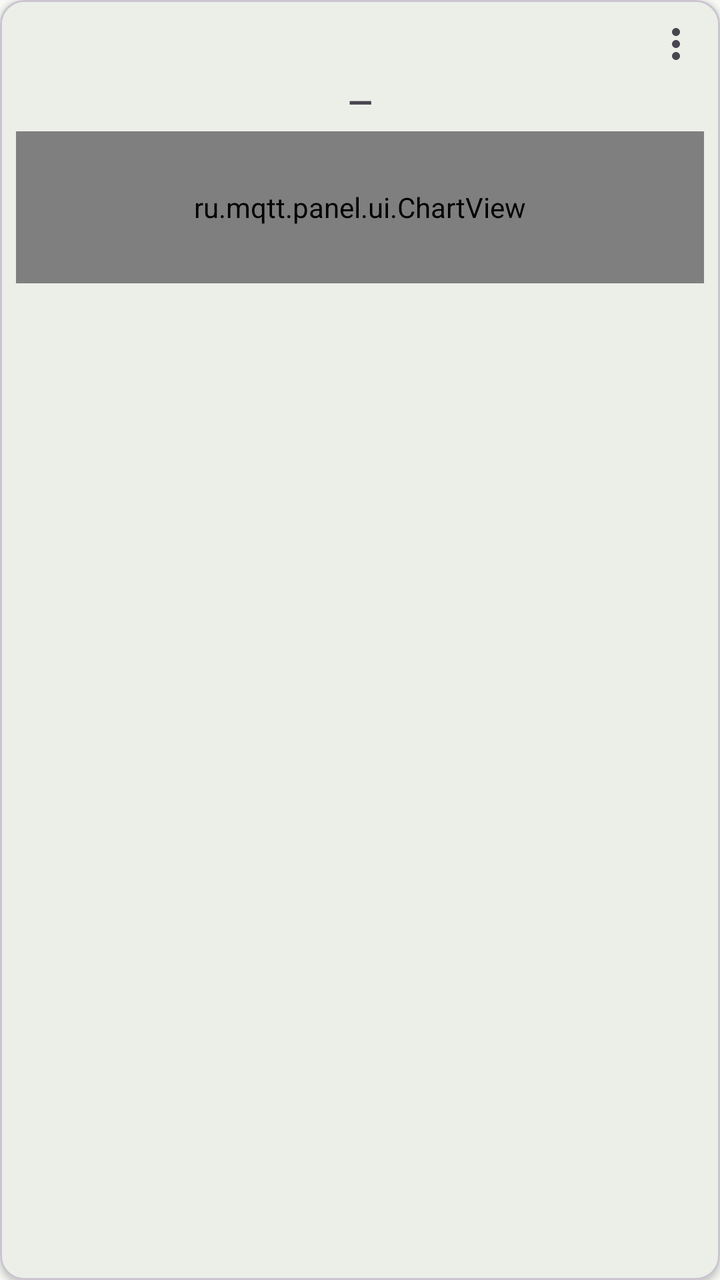
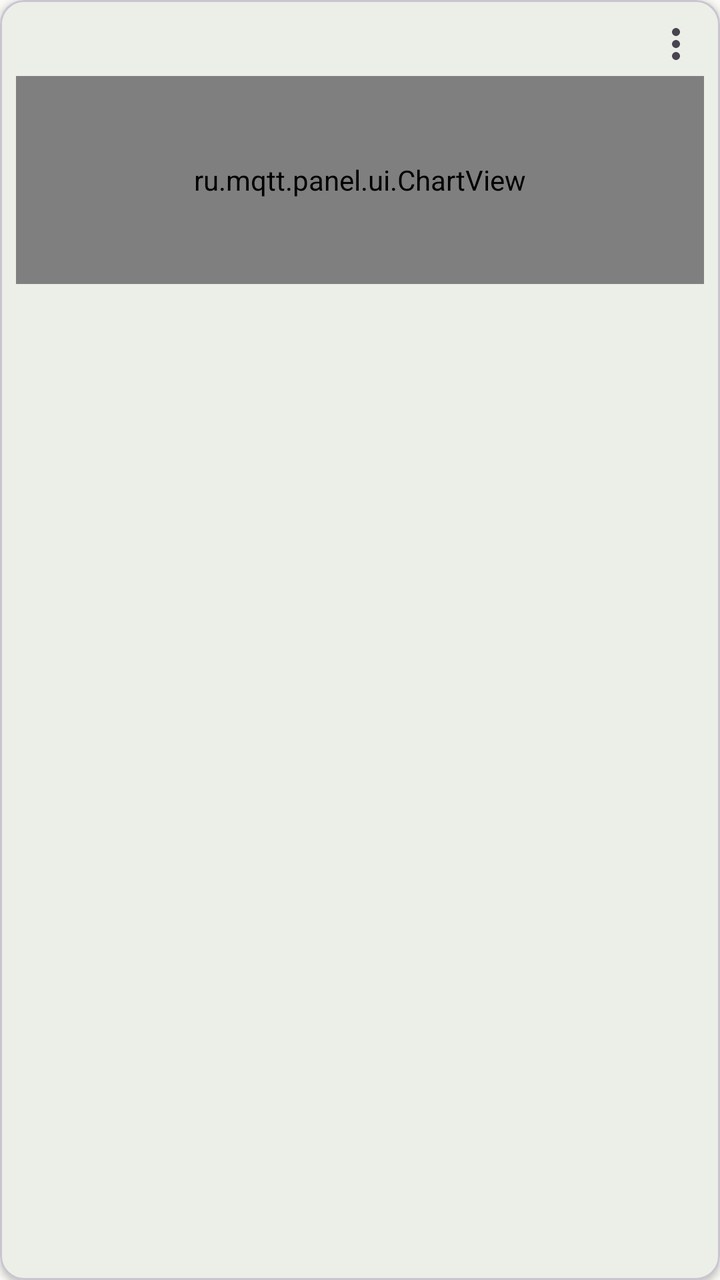

The first picture is an Android layout as it rendered before a commit; the second is the same layout after the commit. The layout source and the unified diff follow.
<!-- AndroidManifest.xml: application theme Theme.MQTTPanel -->
<!-- res/layout/item_widget_multichart.xml -->
<?xml version="1.0" encoding="utf-8"?>
<com.google.android.material.card.MaterialCardView xmlns:android="http://schemas.android.com/apk/res/android"
    xmlns:app="http://schemas.android.com/apk/res-auto"
    android:layout_width="match_parent"
    android:layout_height="wrap_content"
    android:layout_margin="4dp"
    app:cardCornerRadius="12dp"
    app:cardElevation="2dp">

    <LinearLayout
        android:layout_width="match_parent"
        android:layout_height="wrap_content"
        android:orientation="vertical"
        android:padding="8dp">

        <FrameLayout
            android:layout_width="match_parent"
            android:layout_height="wrap_content">

            <ImageView
                android:id="@+id/drag_handle"
                android:layout_width="24dp"
                android:layout_height="24dp"
                android:layout_gravity="start|center_vertical"
                android:layout_marginStart="-2dp"
                android:padding="2dp"
                android:src="@drawable/ic_drag_handle"
                android:visibility="gone"
                android:contentDescription="@string/drag_handle" />

            <TextView
                android:id="@+id/tv_name"
                android:layout_width="match_parent"
                android:layout_height="wrap_content"
                android:textSize="11sp"
                android:textColor="?android:attr/textColorSecondary"
                android:maxLines="2"
                android:ellipsize="end" />

            <ImageButton
                android:id="@+id/btn_menu"
                android:layout_width="28dp"
                android:layout_height="28dp"
                android:layout_gravity="end|top"
                android:padding="3dp"
                android:background="?attr/selectableItemBackgroundBorderless"
                android:contentDescription="@string/widget_menu"
                android:src="@drawable/ic_more" />

        </FrameLayout>

        <TextView
            android:id="@+id/tv_value"
            android:layout_width="match_parent"
            android:layout_height="wrap_content"
            android:layout_marginTop="4dp"
            android:gravity="center"
            android:textSize="16sp"
            android:textStyle="bold"
            android:text="—"
            app:autoSizeTextType="uniform"
            app:autoSizeMinTextSize="10sp"
            app:autoSizeMaxTextSize="16sp"/>

        <ru.mqtt.panel.ui.ChartView
            android:id="@+id/chart_view"
            android:layout_width="match_parent"
            android:layout_height="76dp"
            android:layout_marginTop="4dp" />

        
        <LinearLayout
            android:id="@+id/chart_legend"
            android:layout_width="match_parent"
            android:layout_height="wrap_content"
            android:layout_marginTop="4dp"
            android:orientation="vertical" />

        
        <include layout="@layout/view_chart_periods" />

    <include layout="@layout/view_card_time" />

    </LinearLayout>

</com.google.android.material.card.MaterialCardView>
<!-- res/layout/view_chart_periods.xml (included above) -->
<?xml version="1.0" encoding="utf-8"?>
<LinearLayout xmlns:android="http://schemas.android.com/apk/res/android"
    android:id="@+id/period_chips"
    android:layout_width="match_parent"
    android:layout_height="wrap_content"
    android:layout_marginTop="4dp"
    android:orientation="horizontal" />
<!-- res/layout/view_card_time.xml (included above) -->
<?xml version="1.0" encoding="utf-8"?>
<TextView xmlns:android="http://schemas.android.com/apk/res/android"
    android:id="@+id/tv_time"
    android:layout_width="match_parent"
    android:layout_height="wrap_content"
    android:layout_marginTop="2dp"
    android:gravity="end"
    android:textSize="9sp"
    android:textColor="?android:attr/textColorSecondary"
    android:maxLines="1"
    android:visibility="gone" />
<!-- resources referenced by this layout -->
<resources>
  <!-- drawable ic_drag_handle (drawable) -->
  <vector xmlns:android="http://schemas.android.com/apk/res/android"
      android:width="24dp"
      android:height="24dp"
      android:viewportWidth="24"
      android:viewportHeight="24"
      android:tint="?attr/colorControlNormal">
      <path
          android:fillColor="@android:color/white"
          android:pathData="M11,18c0,1.1 -0.9,2 -2,2s-2,-0.9 -2,-2 0.9,-2 2,-2 2,0.9 2,2zM14,4h-4C9,3.1 8.1,2 9,2h4c0.9,0 1.1,1.1 1.1,2h-0.1zM15,18c0,1.1 0.9,2 2,2s2,-0.9 2,-2 -0.9,-2 -2,-2 -2,0.9 -2,2zM14,10h-4C9,9.1 8.1,8 9,8h4c0.9,0 1.1,1.1 1.1,2h-0.1zM14,14h-4c-0.9,0 -1.8,0.9 -1.8,1.8h0.1c0,-0.6 0.8,-1 1.7,-1h4c0.9,0 1.8,0.4 1.8,1h-0.1c0,-0.9 -0.9,-1.8 -1.8,-1.8zM15,4h-0.1C14.9,3.1 15.8,2 16.7,2h-0.2c0.9,0 1.8,1.1 1.8,2h-0.1z" />
  </vector>
  <!-- drawable ic_more (drawable) -->
  <?xml version="1.0" encoding="utf-8"?>
  <vector xmlns:android="http://schemas.android.com/apk/res/android"
      android:width="24dp"
      android:height="24dp"
      android:viewportWidth="24"
      android:viewportHeight="24"
      android:tint="?attr/colorControlNormal">
      <path
          android:fillColor="#FF000000"
          android:pathData="M12,8c1.1,0 2,-0.9 2,-2s-0.9,-2 -2,-2 -2,0.9 -2,2 0.9,2 2,2zM12,10c-1.1,0 -2,0.9 -2,2s0.9,2 2,2 2,-0.9 2,-2 -0.9,-2 -2,-2zM12,16c-1.1,0 -2,0.9 -2,2s0.9,2 2,2 2,-0.9 2,-2 -0.9,-2 -2,-2z" />
  </vector>
  <string name="drag_handle">Перетащить</string>
  <string name="widget_menu">Меню панели</string>
  <style name="Theme.MQTTPanel" parent="Theme.Material3.Light.NoActionBar">
          <item name="colorPrimary">@color/md_theme_primary</item>
          <item name="colorOnPrimary">@color/md_theme_onPrimary</item>
          <item name="colorPrimaryContainer">@color/md_theme_primaryContainer</item>
          <item name="colorSecondary">@color/md_theme_secondary</item>
          <item name="colorOnSecondary">@color/md_theme_onSecondary</item>
          <item name="colorSecondaryContainer">@color/md_theme_secondaryContainer</item>
          <item name="android:colorBackground">@color/md_theme_surface</item>
          <item name="colorSurface">@color/md_theme_surface</item>
          <item name="colorOnSurface">@color/md_theme_onSurface</item>
          <item name="colorError">@color/md_theme_error</item>
          <item name="android:statusBarColor">?attr/colorPrimaryContainer</item>
      </style>
  <color name="md_theme_primary">#386A36</color>
  <color name="md_theme_onPrimary">#FFFFFF</color>
  <color name="md_theme_primaryContainer">#B9F3B2</color>
  <color name="md_theme_secondary">#54634F</color>
  <color name="md_theme_onSecondary">#FFFFFF</color>
  <color name="md_theme_secondaryContainer">#D7E8CF</color>
  <color name="md_theme_surface">#F9FAF6</color>
  <color name="md_theme_onSurface">#191C1A</color>
  <color name="md_theme_error">#BA1A1A</color>
</resources>

<!-- the commit's change to res/layout/item_widget_multichart.xml (unified diff, before → after) -->
@@ -58,6 +58,7 @@
             android:textSize="16sp"
             android:textStyle="bold"
             android:text="—"
+            android:visibility="gone"
             app:autoSizeTextType="uniform"
             app:autoSizeMinTextSize="10sp"
             app:autoSizeMaxTextSize="16sp"/>
@@ -65,15 +66,15 @@
         <ru.mqtt.panel.ui.ChartView
             android:id="@+id/chart_view"
             android:layout_width="match_parent"
-            android:layout_height="76dp"
-            android:layout_marginTop="4dp" />
+            android:layout_height="104dp"
+            android:layout_marginTop="2dp" />
 
         
         <LinearLayout
             android:id="@+id/chart_legend"
             android:layout_width="match_parent"
             android:layout_height="wrap_content"
-            android:layout_marginTop="4dp"
+            android:layout_marginTop="2dp"
             android:orientation="vertical" />
 
         
